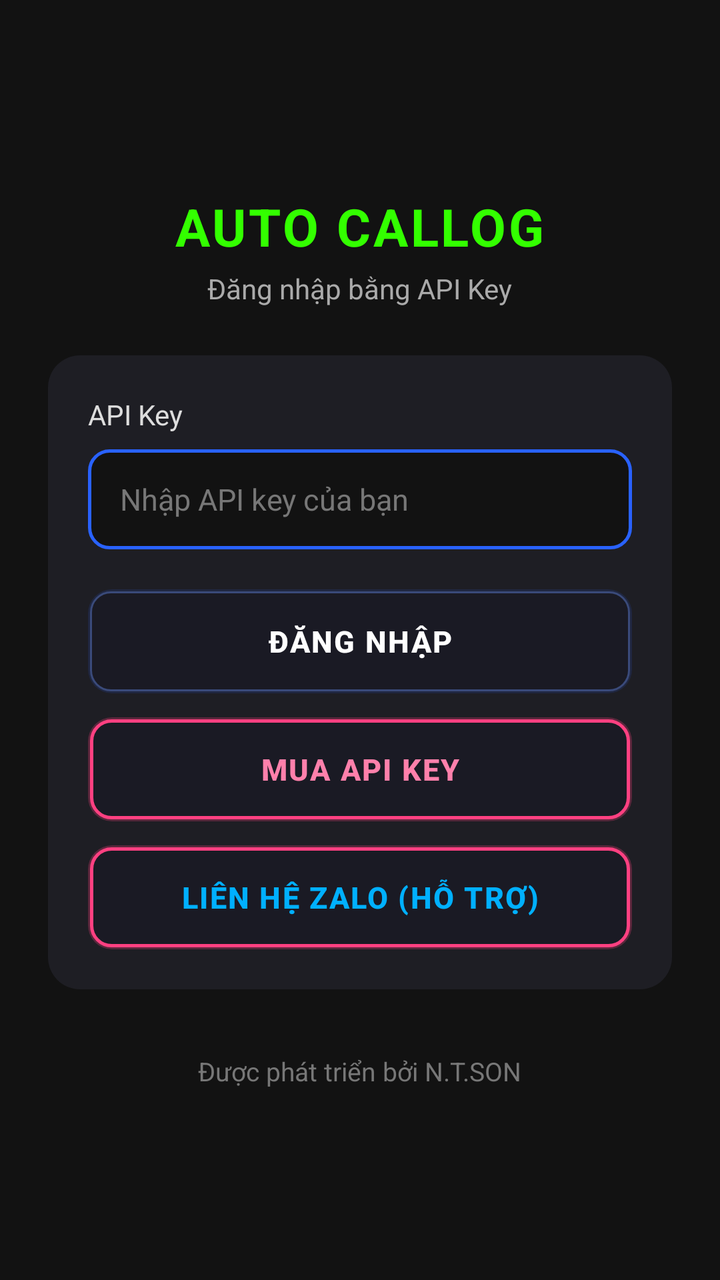
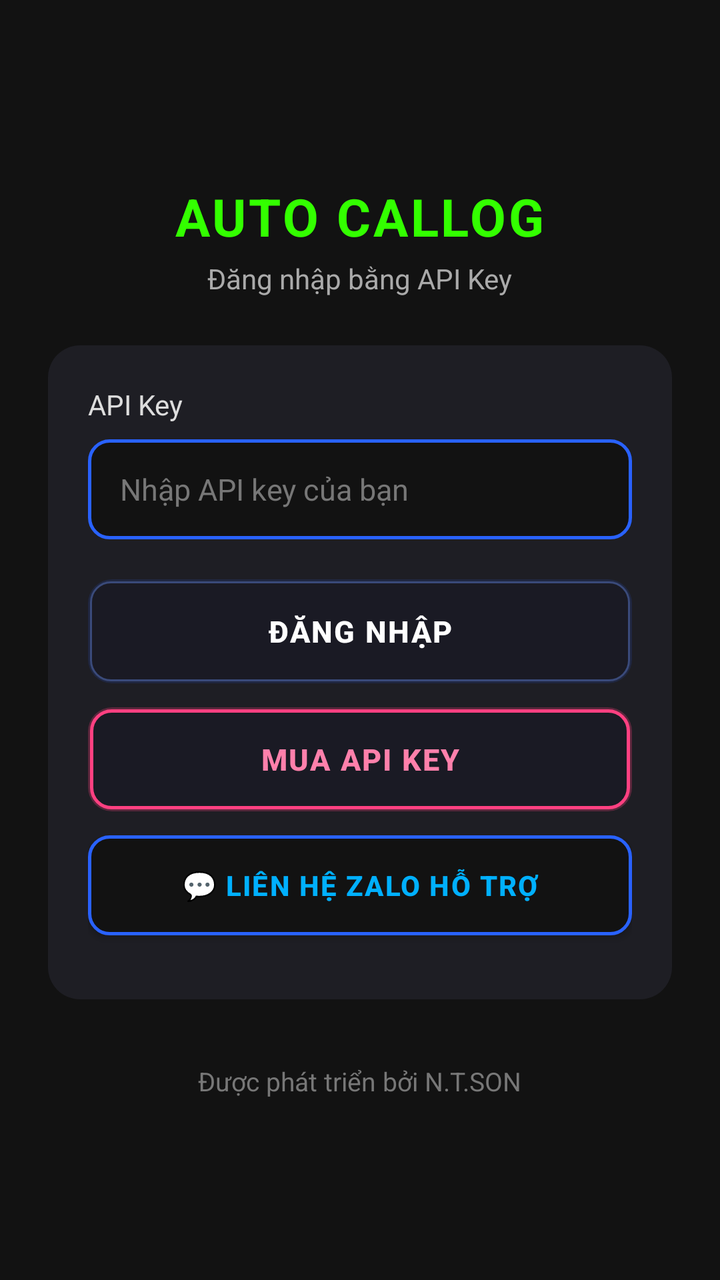

The first picture is an Android layout as it rendered before a commit; the second is the same layout after the commit. The layout source and the unified diff follow.
<!-- AndroidManifest.xml: application theme Theme.AppCompat.Light.NoActionBar -->
<!-- res/layout/activity_check_key.xml -->
<?xml version="1.0" encoding="utf-8"?>
<LinearLayout xmlns:android="http://schemas.android.com/apk/res/android"
    android:layout_width="match_parent"
    android:layout_height="match_parent"
    android:orientation="vertical"
    android:gravity="center"
    android:background="#121212"
    android:padding="24dp">

    
    <TextView
        android:layout_width="wrap_content"
        android:layout_height="wrap_content"
        android:text="AUTO CALLOG"
        android:textSize="26sp"
        android:textStyle="bold"
        android:textColor="#33FF00"
        android:letterSpacing="0.05"
        android:layout_marginBottom="4dp"/>

    <TextView
        android:layout_width="wrap_content"
        android:layout_height="wrap_content"
        android:text="Đăng nhập bằng API Key"
        android:textSize="14sp"
        android:textColor="#AAAAAA"
        android:layout_marginBottom="24dp"/>

    
    <LinearLayout
        android:layout_width="match_parent"
        android:layout_height="wrap_content"
        android:orientation="vertical"
        android:background="@drawable/bg_card_license"
        android:padding="20dp"
        android:layout_marginBottom="32dp">

        <TextView
            android:layout_width="wrap_content"
            android:layout_height="wrap_content"
            android:text="API Key"
            android:textSize="14sp"
            android:textColor="#DDDDDD"
            android:layout_marginBottom="8dp"/>

        
        <EditText
            android:id="@+id/etKey"
            android:layout_width="match_parent"
            android:layout_height="50dp"
            android:hint="Nhập API key của bạn"
            android:textColorHint="#777777"
            android:textColor="#FFFFFF"
            android:textSize="15sp"
            android:background="@drawable/bg_edit_text"
            android:paddingHorizontal="16dp"
            android:singleLine="true"
            android:layout_marginBottom="20dp"/>

        
        <Button
            android:id="@+id/btnCheckKey"
            android:layout_width="match_parent"
            android:layout_height="52dp"
            android:text="ĐĂNG NHẬP"
            android:textColor="#FFFFFF"
            android:textStyle="bold"
            android:textSize="15sp"
            android:letterSpacing="0.05"
            android:background="@drawable/bg_btn_launch"
            android:layout_marginBottom="12dp"
            style="?android:attr/borderlessButtonStyle"/>

        
        <Button
            android:id="@+id/btnBuyKey"
            android:layout_width="match_parent"
            android:layout_height="52dp"
            android:text="MUA API KEY"
            android:textColor="#FF80AB"
            android:textStyle="bold"
            android:textSize="15sp"
            android:letterSpacing="0.05"
            android:background="@drawable/bg_btn_neon_pink"
            android:layout_marginBottom="12dp"
            style="?android:attr/borderlessButtonStyle"/>

        
        <Button
            android:id="@+id/btnContactZalo"
            android:layout_width="match_parent"
            android:layout_height="52dp"
            android:text="LIÊN HỆ ZALO (HỖ TRỢ)"
            android:textColor="#00B0FF"
            android:textStyle="bold"
            android:textSize="15sp"
            android:letterSpacing="0.05"
            android:background="@drawable/bg_btn_neon_pink" 
            style="?android:attr/borderlessButtonStyle"/>

    </LinearLayout>

    
    <TextView
        android:layout_width="wrap_content"
        android:layout_height="wrap_content"
        android:text="Được phát triển bởi N.T.SON"
        android:textSize="13sp"
        android:textColor="#777777"/>

</LinearLayout>
<!-- resources referenced by this layout -->
<resources>
  <!-- drawable bg_btn_launch (drawable) -->
  <?xml version="1.0" encoding="utf-8"?>
  <selector xmlns:android="http://schemas.android.com/apk/res/android">
      
      
      <item android:state_pressed="true">
          <layer-list>
              
              <item>
                  <shape android:shape="rectangle">
                      <solid android:color="#445588FF"/>
                      <corners android:radius="12dp"/>
                  </shape>
              </item>
              
              <item android:top="2dp" android:bottom="0dp" android:left="1dp" android:right="1dp">
                  <shape android:shape="rectangle">
                      <solid android:color="#242438"/>
                      <corners android:radius="10dp"/>
                      <stroke android:width="1.5dp" android:color="#5577FF"/>
                  </shape>
              </item>
          </layer-list>
      </item>
  
      
      <item>
          <layer-list>
              
              <item>
                  <shape android:shape="rectangle">
                      <solid android:color="#223366FF"/>
                      <corners android:radius="12dp"/>
                  </shape>
              </item>
              
              <item android:top="1dp" android:bottom="1dp" android:left="1dp" android:right="1dp">
                  <shape android:shape="rectangle">
                      <solid android:color="#1A1A24"/>
                      <corners android:radius="10dp"/>
                      <stroke android:width="1dp" android:color="#3A4A7A"/>
                  </shape>
              </item>
          </layer-list>
      </item>
  
  </selector>
  <!-- drawable bg_btn_neon_pink (drawable) -->
  <?xml version="1.0" encoding="utf-8"?>
  <layer-list xmlns:android="http://schemas.android.com/apk/res/android">
      
      <item>
          <shape android:shape="rectangle">
              <solid android:color="#44FF4081"/>
              <corners android:radius="12dp"/>
          </shape>
      </item>
      
      
      <item android:top="1dp" android:bottom="1dp" android:left="1dp" android:right="1dp">
          <shape android:shape="rectangle">
              <solid android:color="#1A1A24"/>
              <corners android:radius="10dp"/>
              <stroke android:width="1.5dp" android:color="#FF4081"/>
          </shape>
      </item>
  </layer-list>
  <!-- drawable bg_card_license (drawable) -->
  <?xml version="1.0" encoding="utf-8"?>
  <shape xmlns:android="http://schemas.android.com/apk/res/android"
      android:shape="rectangle">
      <solid android:color="#1E1E24"/>
      <corners android:radius="16dp"/>
  </shape>
  <!-- drawable bg_edit_text (drawable) -->
  <?xml version="1.0" encoding="utf-8"?>
  <shape xmlns:android="http://schemas.android.com/apk/res/android"
      android:shape="rectangle">
      <solid android:color="#121212"/>
      <stroke android:width="1.5dp" android:color="#2962FF"/>
      <corners android:radius="10dp"/>
  </shape>
</resources>

<!-- the commit's change to res/layout/activity_check_key.xml (unified diff, before → after) -->
@@ -89,14 +89,16 @@
         <Button
             android:id="@+id/btnContactZalo"
             android:layout_width="match_parent"
-            android:layout_height="52dp"
-            android:text="LIÊN HỆ ZALO (HỖ TRỢ)"
+            android:layout_height="50dp"
+            android:text="💬 LIÊN HỆ ZALO HỖ TRỢ"
             android:textColor="#00B0FF"
             android:textStyle="bold"
-            android:textSize="15sp"
+            android:textSize="14sp"
             android:letterSpacing="0.05"
-            android:background="@drawable/bg_btn_neon_pink" 
-            style="?android:attr/borderlessButtonStyle"/>
+            android:background="@drawable/bg_edit_text"
+            android:layout_marginBottom="12dp"
+            android:elevation="4dp"
+            style="?android:attr/buttonStyle"/>
 
     </LinearLayout>
 
